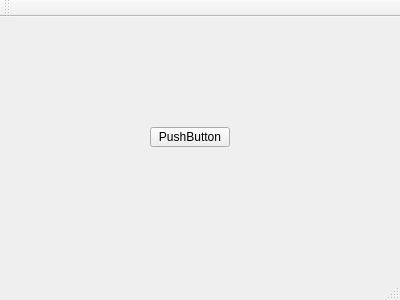
Old version of the form LayoutsDemo/mainwindow.ui in the repository toanalien/QT-QuickStart.
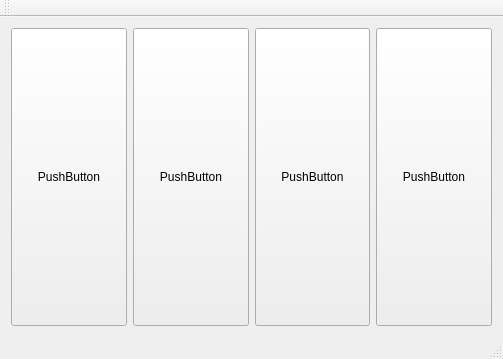
New version of the form.

Commit message: vertical policy: preferred

The edit to the form file:
```diff
--- a/LayoutsDemo/mainwindow.ui
+++ b/LayoutsDemo/mainwindow.ui
@@ -6,27 +6,68 @@
    <rect>
     <x>0</x>
     <y>0</y>
-    <width>400</width>
-    <height>300</height>
+    <width>503</width>
+    <height>359</height>
    </rect>
   </property>
   <property name="windowTitle">
    <string>MainWindow</string>
   </property>
   <widget class="QWidget" name="centralWidget">
-   <widget class="QPushButton" name="pushButton">
-    <property name="geometry">
-     <rect>
-      <x>150</x>
-      <y>110</y>
-      <width>80</width>
-      <height>20</height>
-     </rect>
-    </property>
-    <property name="text">
-     <string>PushButton</string>
-    </property>
-   </widget>
+   <layout class="QHBoxLayout" name="horizontalLayout">
+    <item>
+     <widget class="QPushButton" name="pushButton_4">
+      <property name="sizePolicy">
+       <sizepolicy hsizetype="Minimum" vsizetype="Preferred">
+        <horstretch>0</horstretch>
+        <verstretch>0</verstretch>
+       </sizepolicy>
+      </property>
+      <property name="text">
+       <string>PushButton</string>
+      </property>
+     </widget>
+    </item>
+    <item>
+     <widget class="QPushButton" name="pushButton_3">
+      <property name="sizePolicy">
+       <sizepolicy hsizetype="Minimum" vsizetype="Preferred">
+        <horstretch>0</horstretch>
+        <verstretch>0</verstretch>
+       </sizepolicy>
+      </property>
+      <property name="text">
+       <string>PushButton</string>
+      </property>
+     </widget>
+    </item>
+    <item>
+     <widget class="QPushButton" name="pushButton_2">
+      <property name="sizePolicy">
+       <sizepolicy hsizetype="Minimum" vsizetype="Preferred">
+        <horstretch>0</horstretch>
+        <verstretch>0</verstretch>
+       </sizepolicy>
+      </property>
+      <property name="text">
+       <string>PushButton</string>
+      </property>
+     </widget>
+    </item>
+    <item>
+     <widget class="QPushButton" name="pushButton">
+      <property name="sizePolicy">
+       <sizepolicy hsizetype="Minimum" vsizetype="Preferred">
+        <horstretch>0</horstretch>
+        <verstretch>0</verstretch>
+       </sizepolicy>
+      </property>
+      <property name="text">
+       <string>PushButton</string>
+      </property>
+     </widget>
+    </item>
+   </layout>
   </widget>
   <widget class="QMenuBar" name="menuBar">
    <property name="geometry">
```
Left out of the diff: 2 changed lines with no effect on the pictures.
